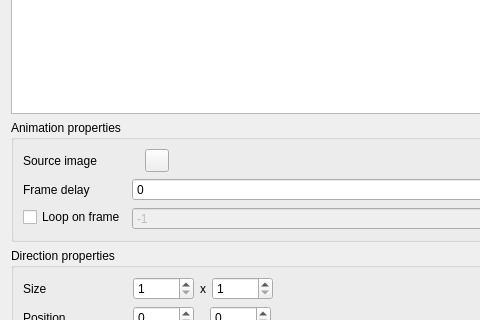
Before: the Qt Designer form src/gui/sprite_editor.ui in solarus-games/solarus-quest-editor, drawn with Qt 5; both pictures show x 0 to 480 and y 261 to 581 of the 1000 by 700 pixel window.
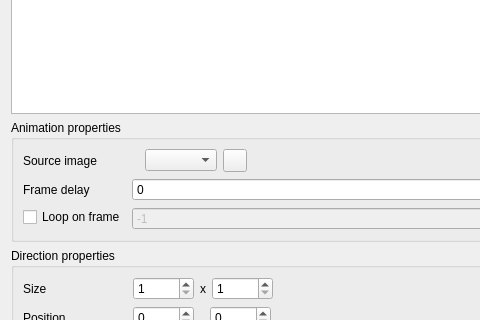
After: the same form once the commit is applied. Icons and pictures are not drawn. Custom widgets are drawn as their Qt base class.

```diff
--- a/src/gui/sprite_editor.ui
+++ b/src/gui/sprite_editor.ui
@@ -170,6 +170,9 @@
                  </property>
                 </widget>
                </item>
+               <item>
+                <widget class="ResourceSelector" name="tileset_field"/>
+               </item>
                <item>
                 <widget class="QToolButton" name="src_image_button">
                  <property name="toolTip">
@@ -472,6 +475,11 @@
    <extends>QTreeView</extends>
    <header>gui/sprite_tree_view.h</header>
   </customwidget>
+  <customwidget>
+   <class>ResourceSelector</class>
+   <extends>QComboBox</extends>
+   <header>gui/resource_selector.h</header>
+  </customwidget>
  </customwidgets>
  <resources>
   <include location="../../resources/images.qrc"/>
```
